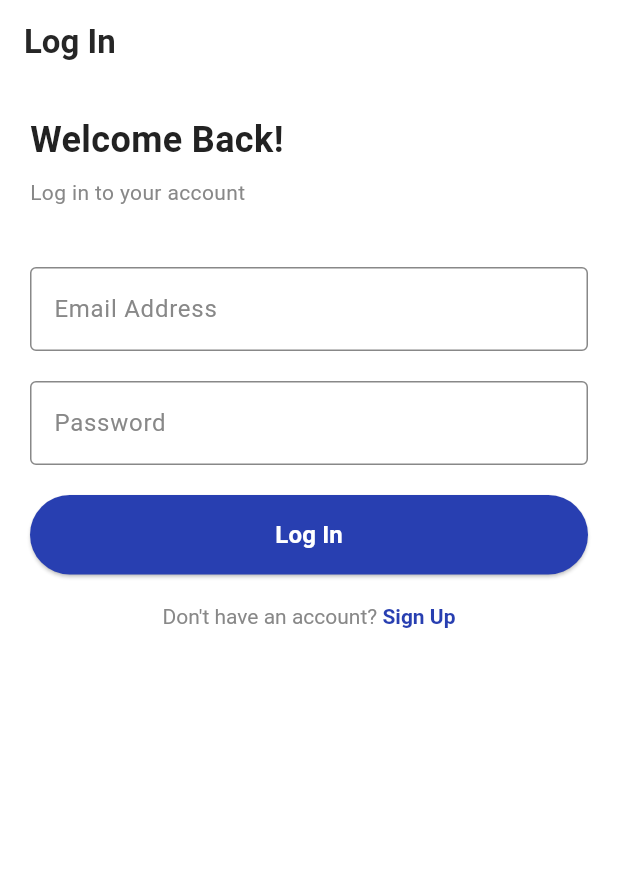
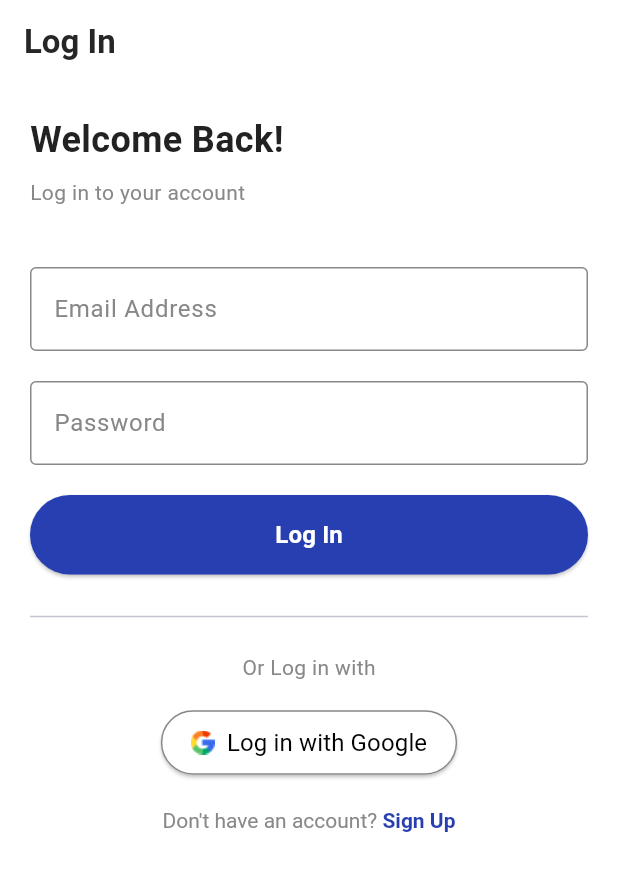
Before and after one commit to KubangPawis/gdsc-quote-app, a Flutter app: the screen it shows after launch, on a phone screen of 412 x 824 dp. Shown: the top 871 px of the screen. Run offline on Flutter 3.47's test engine with Material 3 defaults, Android fonts, the light colour scheme and no system bars; our stand-ins replace google_sign_in; Roboto replaces fonts that are missing (Raleway).

Commit message:
feat: add log in with google feature

```diff
--- a/frontend/lib/pages/log_in_page.dart
+++ b/frontend/lib/pages/log_in_page.dart
@@ -1,10 +1,30 @@
 import 'package:flutter/material.dart';
+import 'package:google_sign_in/google_sign_in.dart'; // Add Google Sign-In import
 import 'sign_up_page.dart';
 
 class LoginPage extends StatelessWidget {
   final TextEditingController _emailController = TextEditingController();
   final TextEditingController _passwordController = TextEditingController();
   final GlobalKey<FormState> _formKey = GlobalKey<FormState>();
+
+  // Google SignIn instance
+  final GoogleSignIn _googleSignIn = GoogleSignIn();
+
+  // Google login function
+  Future<void> _loginWithGoogle(BuildContext context) async {
+    try {
+      // Initiate Google Sign-In process
+      GoogleSignInAccount? user = await _googleSignIn.signIn();
+
+      // If successful, print the user info or navigate to home screen
+      if (user != null) {
+        print('Logged in with Google: ${user.displayName}');
+        // You can navigate to a new page here (like the home page or dashboard)
+      }
+    } catch (error) {
+      print('Error with Google login: $error');
+    }
+  }
 
   @override
   Widget build(BuildContext context) {
@@ -27,6 +47,7 @@ class LoginPage extends StatelessWidget {
         child: Column(
           crossAxisAlignment: CrossAxisAlignment.start,
           children: [
+            // Welcome text
             Text(
               "Welcome Back!",
               style: TextStyle(
@@ -46,6 +67,8 @@ class LoginPage extends StatelessWidget {
               ),
             ),
             SizedBox(height: 40.0),
+
+            // Form for email and password
             Form(
               key: _formKey,
               child: Column(
@@ -92,6 +115,8 @@ class LoginPage extends StatelessWidget {
                     },
                   ),
                   SizedBox(height: 20.0),
+
+                  // Log in button
                   SizedBox(
                     width: double.infinity,
                     child: ElevatedButton(
@@ -103,6 +128,7 @@ class LoginPage extends StatelessWidget {
                         if (_formKey.currentState?.validate() ?? false) {
                           print("Email: ${_emailController.text}");
                           print("Password: ${_passwordController.text}");
+                          // Add your login logic here (e.g., Firebase authentication)
                         }
                       },
                       child: Text(
@@ -113,6 +139,47 @@ class LoginPage extends StatelessWidget {
                           color: Colors.white,
                         ),
                       ),
+                    ),
+                  ),
+                  SizedBox(height: 20.0),
+
+                  // Divider and Google Sign-In button
+                  Center(
+                    child: Column(
+                      children: [
+                        Divider(),
+                        Padding(
+                          padding: const EdgeInsets.symmetric(vertical: 16.0),
+                          child: Text(
+                            "Or Log in with",
+                            style: TextStyle(
+                              fontSize: 14,
+                              color: Color(0xFF888888),
+                            ),
+                          ),
+                        ),
+                        ElevatedButton.icon(
+                          style: ElevatedButton.styleFrom(
+                            backgroundColor: Colors.white,
+                            side: BorderSide(color: Color(0xFF888888), width: 1.0),
+                            padding: EdgeInsets.symmetric(vertical: 10.0, horizontal: 20.0)
+                          ),
+                          icon: Image.asset(
+                            'lib/assets/iconGoogle.png',
+                            height: 16.0,
+                            width: 16.0,
+                          ),
+                          label: Text(
+                            "Log in with Google",
+                            style: TextStyle(
+                              fontSize: 16,
+                              fontWeight: FontWeight.normal,
+                              color: Colors.black,
+                            ),
+                          ),
+                          onPressed: () => _loginWithGoogle(context),
+                        ),
+                      ],
                     ),
                   ),
                   SizedBox(height: 20.0),
--- a/frontend/pubspec.yaml
+++ b/frontend/pubspec.yaml
@@ -31,7 +31,7 @@ dependencies:
   flutter:
     sdk: flutter
   firebase_core: ^3.10.0
-
+  google_sign_in: ^5.0.7
   # The following adds the Cupertino Icons font to your application.
   # Use with the CupertinoIcons class for iOS style icons.
   cupertino_icons: ^1.0.8
```
Also changed, not shown: frontend/pubspec.lock.
